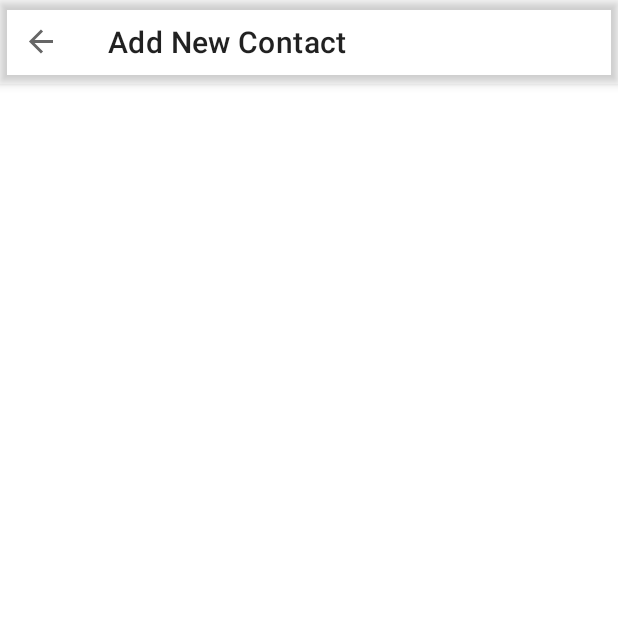
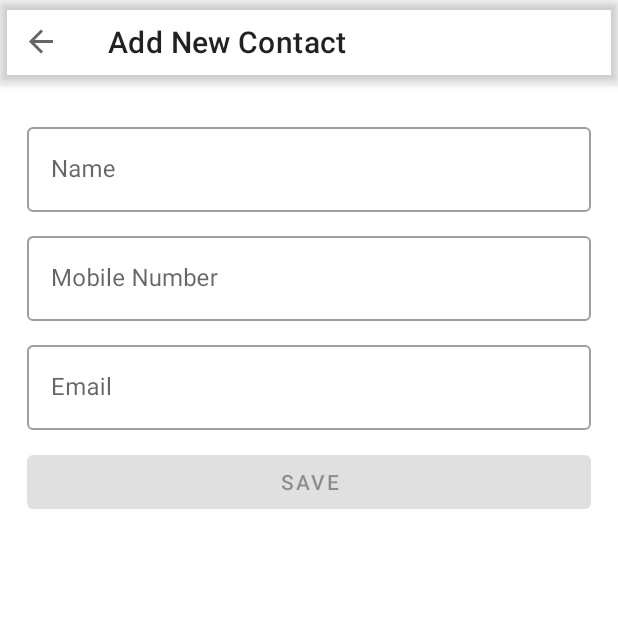
Before and after one commit to shivaprasad-bhat/Contact-Saver, an Android app: the screen it shows after launch (ContactActivity), after a tap on an icon or button, on a phone screen of 412 x 824 dp, the top half of it. Run offline under Robolectric (Android 15) with nearby library versions, the phone set to English and light mode, and no system bars; our stand-ins replace Timber, data binding, navigation-ui.

Commit message:
Feature: Form Validation implemented.
- Converted fragment_new_contact.xml to Data Binding layout
- Created LiveDataValidator.kt
- Created LiveDataValidatorResolver.kt
- Validated the livedata in NewContactViewModel.kt
- Linked view model in NewContactFragment.kt
- Validated the input using MediatorLiveData

```diff
--- /dev/null
+++ b/app/src/main/java/com/jb/svb/contactsaver/core/LiveDataValidator.kt
@@ -0,0 +1,27 @@
+package com.jb.svb.contactsaver.core
+
+import androidx.lifecycle.MutableLiveData
+
+typealias Predicate = (value: Any?) -> Boolean
+
+class LiveDataValidator<T>(private val liveData: MutableLiveData<T>) {
+    private val error = mutableListOf<String>()
+    val errorLatest = MutableLiveData<String>()
+    private var rules = mutableListOf<Predicate>()
+
+    fun addRule(errorMessage: String, predicate: Predicate) {
+        error.add(errorMessage)
+        rules.add(predicate)
+    }
+
+    fun isValid(): Boolean {
+        rules.forEachIndexed { index, function ->
+            if (function(liveData.value)) {
+                errorLatest.value = error[index]
+                return false
+            }
+        }
+        errorLatest.value = null
+        return true
+    }
+}
--- a/app/src/main/java/com/jb/svb/contactsaver/ui/NewContactFragment.kt
+++ b/app/src/main/java/com/jb/svb/contactsaver/ui/NewContactFragment.kt
@@ -1,6 +1,28 @@
 package com.jb.svb.contactsaver.ui
 
+import android.os.Bundle
+import android.view.View
+import androidx.databinding.DataBindingUtil
 import androidx.fragment.app.Fragment
+import androidx.lifecycle.ViewModelProvider
+import com.jb.svb.contactsaver.R
+import com.jb.svb.contactsaver.databinding.FragmentNewContactBinding
+import com.jb.svb.contactsaver.viewmodels.NewContactViewModel
 
-class NewContactFragment : Fragment() {
+class NewContactFragment : Fragment(R.layout.fragment_new_contact) {
+
+    private lateinit var binding: FragmentNewContactBinding
+    private val viewModel by lazy {
+        ViewModelProvider(this).get(NewContactViewModel::class.java)
+    }
+
+    override fun onViewCreated(view: View, savedInstanceState: Bundle?) {
+        super.onViewCreated(view, savedInstanceState)
+        binding = DataBindingUtil.bind(view)!!
+
+        binding.viewModel = viewModel
+        binding.lifecycleOwner = this
+
+    }
+
 }
--- /dev/null
+++ b/app/src/main/java/com/jb/svb/contactsaver/viewmodels/NewContactViewModel.kt
@@ -0,0 +1,72 @@
+package com.jb.svb.contactsaver.viewmodels
+
+import android.util.Patterns
+import androidx.lifecycle.MediatorLiveData
+import androidx.lifecycle.MutableLiveData
+import androidx.lifecycle.ViewModel
+import com.jb.svb.contactsaver.core.LiveDataValidator
+import com.jb.svb.contactsaver.core.LiveDataValidatorResolver
+import timber.log.Timber
+
+class NewContactViewModel : ViewModel() {
+    val contactName: MutableLiveData<String> = MutableLiveData()
+    val mobileNumber: MutableLiveData<String> = MutableLiveData()
+    val emailId: MutableLiveData<String> = MutableLiveData()
+
+    val isFormValid: MediatorLiveData<Boolean> = MediatorLiveData()
+
+    // Live Data Validator
+    val contactNameValidator = LiveDataValidator(contactName).apply {
+        addRule("It is Required") {
+            (it as String?).isNullOrBlank()
+        }
+    }
+
+    val mobileValidator = LiveDataValidator(mobileNumber).apply {
+        addRule("Is Required") {
+            (it as String?).isNullOrBlank()
+        }
+        addRule("Valid Number needed") {
+            (it as String).length != 10
+        }
+    }
+
+    val emailValidator = LiveDataValidator(emailId).apply {
+        addRule("Is Required") {
+            (it as String?).isNullOrBlank()
+        }
+        addRule("Valid Email needed") {
+            !Patterns.EMAIL_ADDRESS.matcher((it as String)).matches()
+        }
+    }
+
+
+    init {
+        isFormValid.value = false
+        isFormValid.addSource(contactName) {
+            validateForm()
+        }
+
+        isFormValid.addSource(mobileNumber) {
+            validateForm()
+        }
+
+        isFormValid.addSource(emailId) {
+            validateForm()
+        }
+    }
+
+    private fun validateForm() {
+        val validatorResolver =
+            LiveDataValidatorResolver(listOf(contactNameValidator, mobileValidator, emailValidator))
+
+        isFormValid.value = validatorResolver.isValid()
+    }
+
+    fun validateInput() {
+        Timber.i("User Input: Name - ${contactName.value}, Mobile Number - ${mobileNumber.value}, Email Id - ${emailId.value}")
+        mobileValidator.isValid()
+    }
+
+
+}
--- a/app/src/main/res/layout/fragment_new_contact.xml
+++ b/app/src/main/res/layout/fragment_new_contact.xml
@@ -1,10 +1,15 @@
 <?xml version="1.0" encoding="utf-8"?>
-<LinearLayout xmlns:android="http://schemas.android.com/apk/res/android"
+<layout xmlns:android="http://schemas.android.com/apk/res/android"
+    xmlns:app="http://schemas.android.com/apk/res-auto"
     xmlns:tools="http://schemas.android.com/tools"
-    android:layout_width="match_parent"
-    android:layout_height="match_parent"
-    android:orientation="vertical"
     tools:context=".ui.NewContactFragment">
+
+    <data>
+
+        <variable
+            name="viewModel"
+            type="com.jb.svb.contactsaver.viewmodels.NewContactViewModel" />
+    </data>
 
     <LinearLayout
         android:layout_width="match_parent"
@@ -14,37 +19,43 @@
 
         <com.google.android.material.textfield.TextInputLayout
             android:id="@+id/tilName"
-            style="@style/FormEditTextContainer">
+            style="@style/FormEditTextContainer"
+            app:helperText="@{viewModel.contactNameValidator.errorLatest}">
 
             <com.google.android.material.textfield.TextInputEditText
                 android:id="@+id/nameEditText"
                 android:layout_width="match_parent"
                 android:layout_height="match_parent"
-                android:hint="@string/hint_name" />
+                android:hint="@string/hint_name"
+                android:text="@={viewModel.contactName}" />
 
         </com.google.android.material.textfield.TextInputLayout>
 
         <com.google.android.material.textfield.TextInputLayout
             android:id="@+id/tilContact"
-            style="@style/FormEditTextContainer">
+            style="@style/FormEditTextContainer"
+            app:helperText="@{viewModel.mobileValidator.errorLatest}">
 
             <com.google.android.material.textfield.TextInputEditText
                 android:id="@+id/contactEditText"
                 android:layout_width="match_parent"
                 android:layout_height="match_parent"
-                android:hint="@string/hint_contactNumber" />
+                android:hint="@string/hint_contactNumber"
+                android:text="@={viewModel.mobileNumber}" />
 
         </com.google.android.material.textfield.TextInputLayout>
 
         <com.google.android.material.textfield.TextInputLayout
             android:id="@+id/tilEmail"
-            style="@style/FormEditTextContainer">
+            style="@style/FormEditTextContainer"
+            app:helperText="@{viewModel.emailValidator.errorLatest}">
 
             <com.google.android.material.textfield.TextInputEditText
                 android:id="@+id/emailEditText"
                 android:layout_width="match_parent"
                 android:layout_height="match_parent"
-                android:hint="@string/hint_email" />
+                android:hint="@string/hint_email"
+                android:text="@={viewModel.emailId}" />
 
         </com.google.android.material.textfield.TextInputLayout>
 
@@ -53,7 +64,10 @@
             android:layout_width="match_parent"
             android:layout_height="wrap_content"
             android:layout_marginTop="@dimen/padding_small"
+            android:enabled="@{viewModel.isFormValid}"
+            android:onClick="@{() -> viewModel.validateInput()}"
             android:text="@string/save" />
 
     </LinearLayout>
-</LinearLayout>
+
+</layout>
```
Also changed, not shown: app/src/main/java/com/jb/svb/contactsaver/core/LiveDataValidatorResolver.kt (added, +12 -0 lines).
